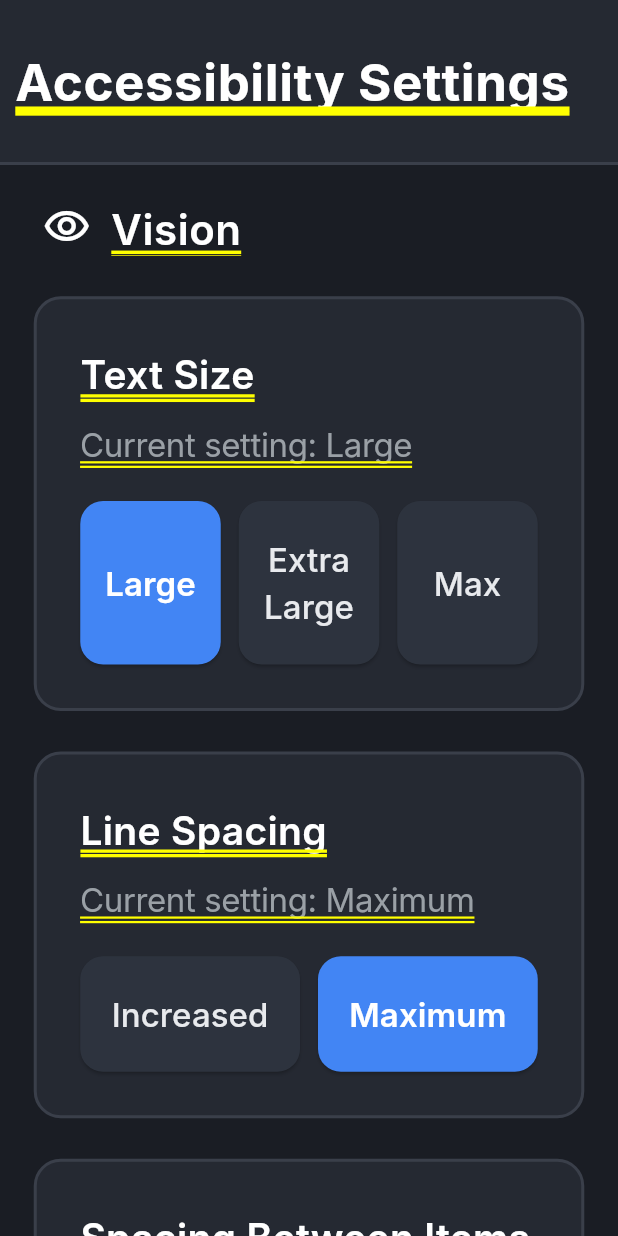
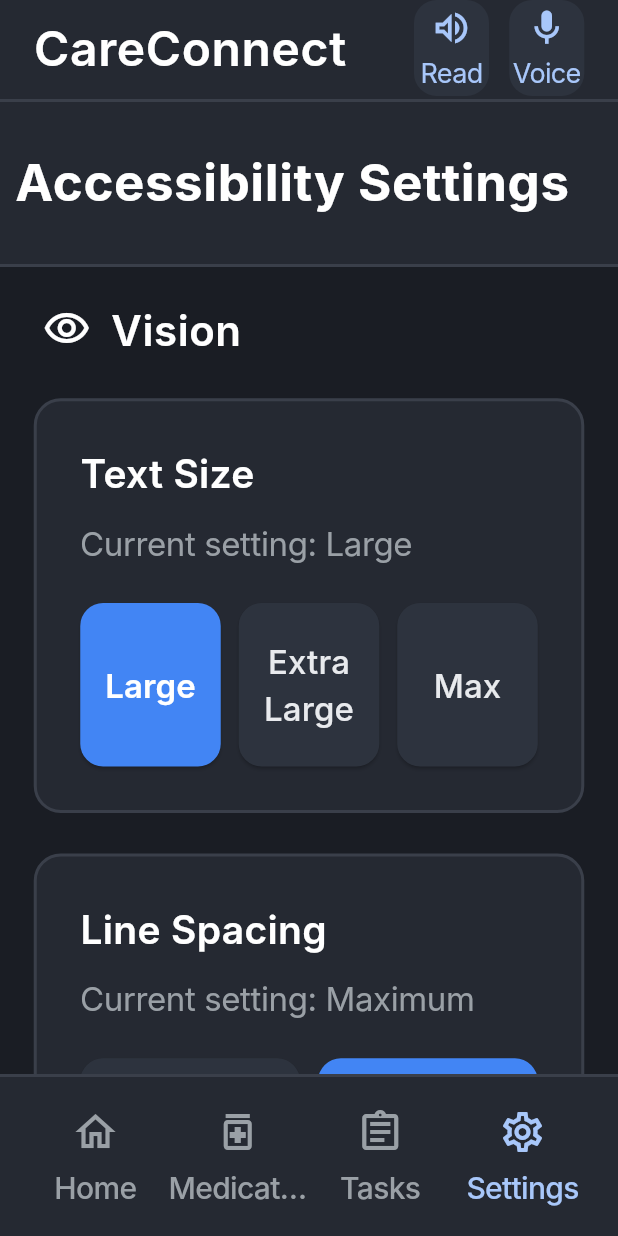
Before and after one commit to josephmw19/swen-661-careconnect-low-vision, a Flutter app: the SettingsPage screen opened directly, after a tap on "Large", on a phone screen of 412 x 824 dp. Run offline on Flutter 3.47's test engine with Material 3 defaults, Android fonts, the phone set to English and light mode, and no system bars; our stand-ins replace shared_preferences; accounts and stored records are empty; Roboto replaces fonts that are missing (Inter).

Commit message:
Add persistent settings and responsive scaffold

```diff
--- a/flutter/flutter_lv/lib/settings/settings_page.dart
+++ b/flutter/flutter_lv/lib/settings/settings_page.dart
@@ -2,6 +2,7 @@
 import 'package:flutter_lv/widgets/responsive_scaffold.dart';
 import '../home/app_header.dart';
 import '../home/bottom_navigation_bar_custom.dart';
+import 'package:flutter_lv/settings/settings_prefs.dart';
 
 class SettingsPage extends StatefulWidget {
   final Function(int)? onNavItemTapped;
@@ -36,6 +37,57 @@
   bool _readNotificationsAloud = true;
   bool _voiceNavigation = false;
   bool _voiceFeedbackForActions = true;
+
+  @override
+  void initState() {
+    super.initState();
+    _loadPersistedSettings();
+  }
+
+  Future<void> _loadPersistedSettings() async {
+    final data = await SettingsPrefs.load();
+
+    if (!mounted) return;
+
+    setState(() {
+      _textSize = (data['settings.textSize'] as String?) ?? 'Max';
+      _lineSpacing = (data['settings.lineSpacing'] as String?) ?? 'Maximum';
+      _spacingBetweenItems =
+          (data['settings.spacingBetweenItems'] as String?) ?? 'Maximum';
+      _speechSpeed = (data['settings.speechSpeed'] as String?) ?? 'Normal';
+      _microphoneAccess =
+          (data['settings.microphoneAccess'] as String?) ?? 'Allowed';
+
+      _highContrastDisplay =
+          (data['settings.highContrastDisplay'] as bool?) ?? false;
+      _boldText = (data['settings.boldText'] as bool?) ?? true;
+      _reduceVisualClutter =
+          (data['settings.reduceVisualClutter'] as bool?) ?? true;
+      _readScreenAloud = (data['settings.readScreenAloud'] as bool?) ?? true;
+      _readNotificationsAloud =
+          (data['settings.readNotificationsAloud'] as bool?) ?? true;
+      _voiceNavigation = (data['settings.voiceNavigation'] as bool?) ?? false;
+      _voiceFeedbackForActions =
+          (data['settings.voiceFeedbackForActions'] as bool?) ?? true;
+    });
+  }
+
+  Future<void> _persist() async {
+    await SettingsPrefs.save(
+      textSize: _textSize,
+      lineSpacing: _lineSpacing,
+      spacingBetweenItems: _spacingBetweenItems,
+      speechSpeed: _speechSpeed,
+      microphoneAccess: _microphoneAccess,
+      highContrastDisplay: _highContrastDisplay,
+      boldText: _boldText,
+      reduceVisualClutter: _reduceVisualClutter,
+      readScreenAloud: _readScreenAloud,
+      readNotificationsAloud: _readNotificationsAloud,
+      voiceNavigation: _voiceNavigation,
+      voiceFeedbackForActions: _voiceFeedbackForActions,
+    );
+  }
 
   @override
   Widget build(BuildContext context) {
@@ -98,6 +150,7 @@
                         setState(() {
                           _textSize = size;
                         });
+                        _persist();
                       },
                     ),
                     const SizedBox(height: 27),
@@ -108,6 +161,7 @@
                         setState(() {
                           _lineSpacing = spacing;
                         });
+                        _persist();
                       },
                     ),
                     const SizedBox(height: 27),
@@ -118,6 +172,7 @@
                         setState(() {
                           _spacingBetweenItems = spacing;
                         });
+                        _persist();
                       },
                     ),
                     const SizedBox(height: 27),
@@ -129,6 +184,7 @@
                         setState(() {
                           _highContrastDisplay = value;
                         });
+                        _persist();
                       },
                     ),
                     const SizedBox(height: 27),
@@ -140,6 +196,7 @@
                         setState(() {
                           _boldText = value;
                         });
+                        _persist();
                       },
                     ),
                     const SizedBox(height: 27),
@@ -150,6 +207,7 @@
                         setState(() {
                           _reduceVisualClutter = value;
                         });
+                        _persist();
                       },
                     ),
                     const SizedBox(height: 45),
@@ -167,6 +225,7 @@
                         setState(() {
                           _readScreenAloud = value;
                         });
+                        _persist();
                       },
                     ),
                     const SizedBox(height: 27),
@@ -178,6 +237,7 @@
                         setState(() {
                           _readNotificationsAloud = value;
                         });
+                        _persist();
                       },
                     ),
                     const SizedBox(height: 27),
@@ -189,6 +249,7 @@
                         setState(() {
                           _voiceNavigation = value;
                         });
+                        _persist();
                       },
                     ),
                     const SizedBox(height: 27),
@@ -200,6 +261,7 @@
                         setState(() {
                           _voiceFeedbackForActions = value;
                         });
+                        _persist();
                       },
                     ),
                     const SizedBox(height: 27),
@@ -210,6 +272,7 @@
                         setState(() {
                           _speechSpeed = speed;
                         });
+                        _persist();
                       },
                     ),
                     const SizedBox(height: 45),
@@ -226,6 +289,7 @@
                         setState(() {
                           _microphoneAccess = access;
                         });
+                        _persist();
                       },
                     ),
                     const SizedBox(height: 36),
--- /dev/null
+++ b/flutter/flutter_lv/lib/settings/settings_prefs.dart
@@ -0,0 +1,70 @@
+import 'package:shared_preferences/shared_preferences.dart';
+
+class SettingsPrefs {
+  static const _kTextSize = 'settings.textSize';
+  static const _kLineSpacing = 'settings.lineSpacing';
+  static const _kSpacingBetweenItems = 'settings.spacingBetweenItems';
+  static const _kSpeechSpeed = 'settings.speechSpeed';
+  static const _kMicrophoneAccess = 'settings.microphoneAccess';
+
+  static const _kHighContrast = 'settings.highContrastDisplay';
+  static const _kBoldText = 'settings.boldText';
+  static const _kReduceVisualClutter = 'settings.reduceVisualClutter';
+  static const _kReadScreenAloud = 'settings.readScreenAloud';
+  static const _kReadNotificationsAloud = 'settings.readNotificationsAloud';
+  static const _kVoiceNavigation = 'settings.voiceNavigation';
+  static const _kVoiceFeedbackForActions = 'settings.voiceFeedbackForActions';
+
+  static Future<Map<String, Object>> load() async {
+    final prefs = await SharedPreferences.getInstance();
+
+    return {
+      _kTextSize: prefs.getString(_kTextSize) ?? 'Max',
+      _kLineSpacing: prefs.getString(_kLineSpacing) ?? 'Maximum',
+      _kSpacingBetweenItems:
+          prefs.getString(_kSpacingBetweenItems) ?? 'Maximum',
+      _kSpeechSpeed: prefs.getString(_kSpeechSpeed) ?? 'Normal',
+      _kMicrophoneAccess: prefs.getString(_kMicrophoneAccess) ?? 'Allowed',
+
+      _kHighContrast: prefs.getBool(_kHighContrast) ?? false,
+      _kBoldText: prefs.getBool(_kBoldText) ?? true,
+      _kReduceVisualClutter: prefs.getBool(_kReduceVisualClutter) ?? true,
+      _kReadScreenAloud: prefs.getBool(_kReadScreenAloud) ?? true,
+      _kReadNotificationsAloud: prefs.getBool(_kReadNotificationsAloud) ?? true,
+      _kVoiceNavigation: prefs.getBool(_kVoiceNavigation) ?? false,
+      _kVoiceFeedbackForActions:
+          prefs.getBool(_kVoiceFeedbackForActions) ?? true,
+    };
+  }
+
+  static Future<void> save({
+    required String textSize,
+    required String lineSpacing,
+    required String spacingBetweenItems,
+    required String speechSpeed,
+    required String microphoneAccess,
+    required bool highContrastDisplay,
+    required bool boldText,
+    required bool reduceVisualClutter,
+    required bool readScreenAloud,
+    required bool readNotificationsAloud,
+    required bool voiceNavigation,
+    required bool voiceFeedbackForActions,
+  }) async {
+    final prefs = await SharedPreferences.getInstance();
+
+    await prefs.setString(_kTextSize, textSize);
+    await prefs.setString(_kLineSpacing, lineSpacing);
+    await prefs.setString(_kSpacingBetweenItems, spacingBetweenItems);
+    await prefs.setString(_kSpeechSpeed, speechSpeed);
+    await prefs.setString(_kMicrophoneAccess, microphoneAccess);
+
+    await prefs.setBool(_kHighContrast, highContrastDisplay);
+    await prefs.setBool(_kBoldText, boldText);
+    await prefs.setBool(_kReduceVisualClutter, reduceVisualClutter);
+    await prefs.setBool(_kReadScreenAloud, readScreenAloud);
+    await prefs.setBool(_kReadNotificationsAloud, readNotificationsAloud);
+    await prefs.setBool(_kVoiceNavigation, voiceNavigation);
+    await prefs.setBool(_kVoiceFeedbackForActions, voiceFeedbackForActions);
+  }
+}
--- /dev/null
+++ b/flutter/flutter_lv/lib/widgets/responsive_scaffold.dart
@@ -0,0 +1,38 @@
+import 'package:flutter/material.dart';
+
+class ResponsiveScaffold extends StatelessWidget {
+  final PreferredSizeWidget? appBar;
+  final Widget body;
+  final Widget? bottomNavigationBar;
+  final Color? backgroundColor;
+
+  const ResponsiveScaffold({
+    super.key,
+    this.appBar,
+    required this.body,
+    this.bottomNavigationBar,
+    this.backgroundColor,
+  });
+
+  @override
+  Widget build(BuildContext context) {
+    return LayoutBuilder(
+      builder: (context, constraints) {
+        final isTablet = constraints.maxWidth >= 600;
+        final horizontalPadding = isTablet ? 24.0 : 0.0;
+
+        return Scaffold(
+          backgroundColor: backgroundColor,
+          appBar: appBar,
+          bottomNavigationBar: bottomNavigationBar,
+          body: SafeArea(
+            child: Padding(
+              padding: EdgeInsets.symmetric(horizontal: horizontalPadding),
+              child: body,
+            ),
+          ),
+        );
+      },
+    );
+  }
+}
--- a/flutter/flutter_lv/pubspec.yaml
+++ b/flutter/flutter_lv/pubspec.yaml
@@ -34,6 +34,7 @@
   # The following adds the Cupertino Icons font to your application.
   # Use with the CupertinoIcons class for iOS style icons.
   cupertino_icons: ^1.0.8
+  shared_preferences: ^2.5.4
 
 dev_dependencies:
   flutter_test:
```
Also changed, not shown: flutter/flutter_lv/pubspec.lock.
